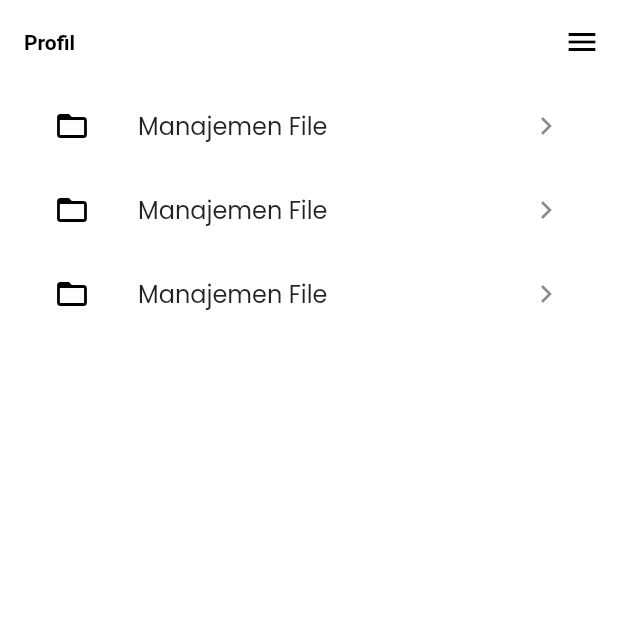
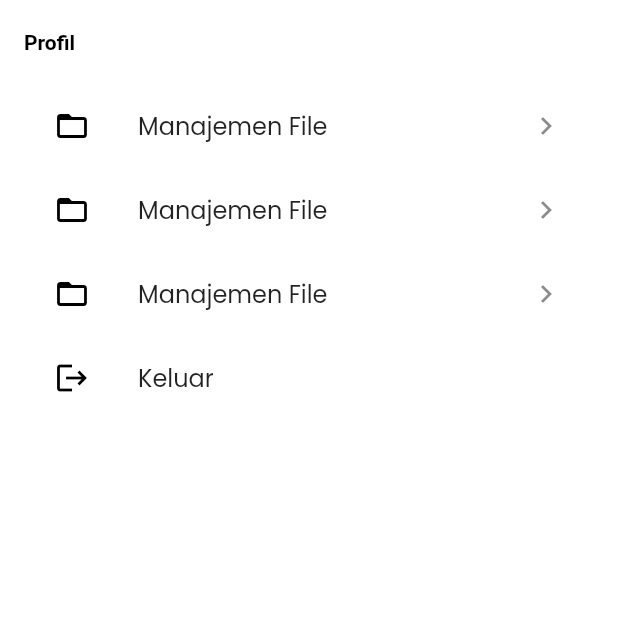
Before and after one commit to novannp/lms_pptik, a Flutter app: the ProfileScreen screen opened directly, on a phone screen of 412 x 824 dp, the top half of it. Run offline on Flutter 3.47's test engine with Material 2 defaults, Android fonts, the light colour scheme and no system bars; drawn by our look-alikes of pull_to_refresh; our stand-ins replace flutter_riverpod, flutter_secure_storage, flutter_svg, flutter_widget_from_html, go_router, google_fonts and 4 more; missing offline and left inert: riverpod_lint; accounts and stored records are empty; network calls fail.

Commit message:
fix logout, fix appbar dashboard overflow

```diff
--- a/lib/src/features/auth/provider/auth_notifier.dart
+++ b/lib/src/features/auth/provider/auth_notifier.dart
@@ -3,6 +3,7 @@ import 'dart:io';
 import 'package:flutter_riverpod/flutter_riverpod.dart';
 import 'package:lms_pptik/src/features/auth/data/auth_repository.dart';
 import 'package:lms_pptik/src/features/user/provider/user_provider.dart';
+import 'package:lms_pptik/src/views/screens/main_screen.dart';
 
 import '../../storage/provider/storage_provider.dart';
 import '../../storage/service/secure_storage_service.dart';
@@ -46,6 +47,7 @@ class AuthNotifier extends StateNotifier<String> {
     await storage.deleteAll();
     ref.invalidate(authNotifierProvider);
     ref.invalidate(userProvider);
+    ref.invalidate(indexProvider);
   }
 }
 
--- a/lib/src/views/screens/dashboard_screen.dart
+++ b/lib/src/views/screens/dashboard_screen.dart
@@ -26,7 +26,7 @@ class DashboardScreen extends ConsumerStatefulWidget {
 }
 
 class _DashboardScreenState extends ConsumerState<DashboardScreen> {
-  RefreshController _refreshController =
+  final RefreshController _refreshController =
       RefreshController(initialRefresh: false);
   void playWelcomeAudio() async {
     final player = AudioPlayer();
@@ -50,6 +50,7 @@ class _DashboardScreenState extends ConsumerState<DashboardScreen> {
           backgroundColor: Colors.white,
           elevation: 0,
           toolbarHeight: 80,
+          leadingWidth: 0,
           actions: [
             Row(
               children: [
--- a/lib/src/views/screens/profile_screen.dart
+++ b/lib/src/views/screens/profile_screen.dart
@@ -12,32 +12,11 @@ class ProfileScreen extends ConsumerWidget {
   @override
   Widget build(BuildContext context, WidgetRef ref) {
     final user = ref.watch(userProvider);
-    GlobalKey<ScaffoldState> _scaffoldKey = GlobalKey<ScaffoldState>();
+    final GlobalKey<ScaffoldState> _scaffoldKey = GlobalKey<ScaffoldState>();
     return Scaffold(
       key: _scaffoldKey,
-      endDrawer: Drawer(
-          child: Column(
-        children: [
-          const Spacer(),
-          ElevatedButton.icon(
-            onPressed: () async {
-              await ref.watch(authNotifierProvider.notifier).logout();
-              GoRouter.of(context).goNamed(AppRoutes.login);
-            },
-            icon: const Icon(Icons.logout),
-            label: const Text('Keluar'),
-          )
-        ],
-      )),
       appBar: AppBar(
         actionsIconTheme: const IconThemeData(color: Colors.black),
-        actions: [
-          IconButton(
-              onPressed: () {
-                _scaffoldKey.currentState!.openEndDrawer();
-              },
-              icon: const Icon(Icons.menu))
-        ],
         titleTextStyle: const TextStyle(
           color: Colors.black,
           fontWeight: FontWeight.bold,
@@ -140,6 +119,18 @@ class ProfileScreen extends ConsumerWidget {
               title: const Text('Manajemen File'),
               trailing: const Icon(Icons.chevron_right),
             ),
+            ListTile(
+              onTap: () {
+                ref.watch(authNotifierProvider.notifier).logout().then((value) {
+                  GoRouter.of(context).goNamed(AppRoutes.login);
+                });
+              },
+              leading: const Icon(
+                Icons.logout,
+                color: Colors.black,
+              ),
+              title: const Text('Keluar'),
+            ),
           ],
         ),
       ),
```
